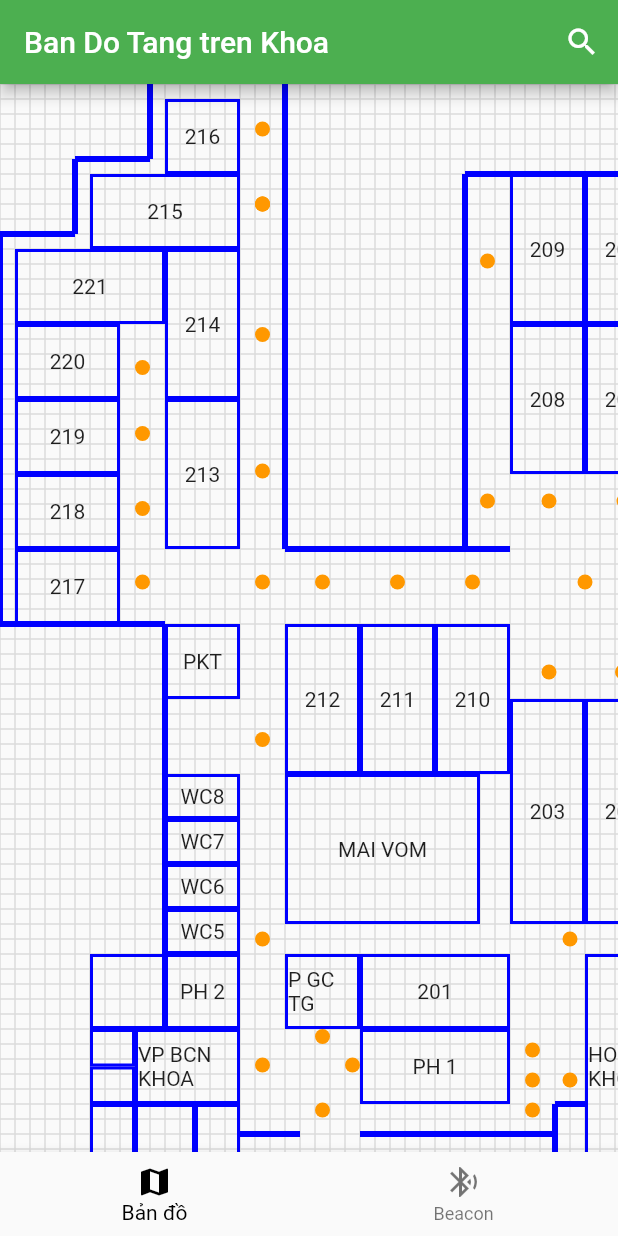
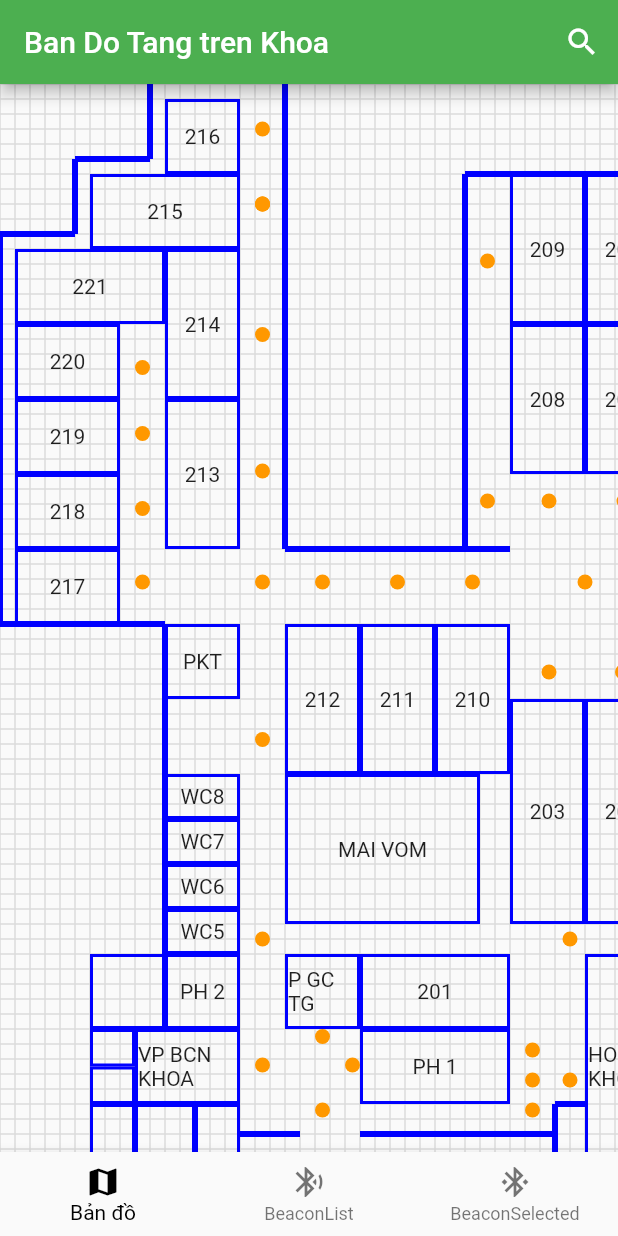
Before and after one commit to thinh-hung/flutter-ips, a Flutter app: the screen it shows after launch, on a phone screen of 412 x 824 dp. Run offline on Flutter 3.47's test engine with Material 2 defaults, Android fonts, the light colour scheme and no system bars; our stand-ins replace flutter_blue_plus, flutter_spinbox, get; missing offline and left inert: matrix2d, rolling_switch.

Commit message:
pharse 1 fix

```diff
--- a/lib/main.dart
+++ b/lib/main.dart
@@ -6,6 +6,7 @@ import 'package:flutter_blue_plus/flutter_blue_plus.dart';
 import 'package:get/get.dart';
 
 import 'bledata.dart';
+import 'bleselected.dart';
 
 void main() async {
   runApp(MyApp());
@@ -100,6 +101,7 @@ class _MyHomePageState extends State<MyHomePage> {
     List<Widget> _widgetOptions = <Widget>[
       Floorplan(jsonFloorplan: widget.json),
       NearbyScreen(),
+      BleSelected(),
     ];
     return Scaffold(
         appBar: AppBar(
@@ -129,7 +131,11 @@ class _MyHomePageState extends State<MyHomePage> {
             ),
             BottomNavigationBarItem(
               icon: Icon(Icons.bluetooth_searching),
-              label: "Beacon",
+              label: "BeaconList",
+            ),
+            BottomNavigationBarItem(
+              icon: Icon(Icons.bluetooth_connected),
+              label: "BeaconSelected",
             ),
           ],
           currentIndex: _selectedIndex,
--- a/lib/nearbyscreen.dart
+++ b/lib/nearbyscreen.dart
@@ -1,5 +1,3 @@
-import 'dart:async';
-
 import 'package:floorplans/utils.dart';
 import 'package:flutter/material.dart';
 import 'package:flutter_blue_plus/flutter_blue_plus.dart';
```
